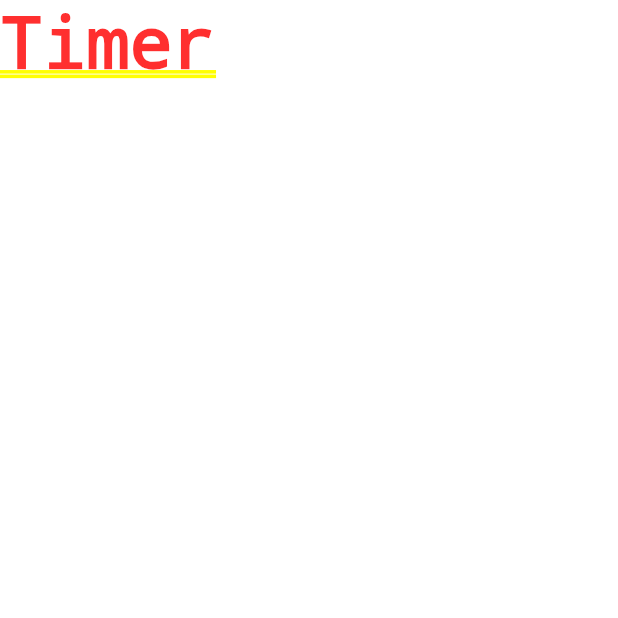
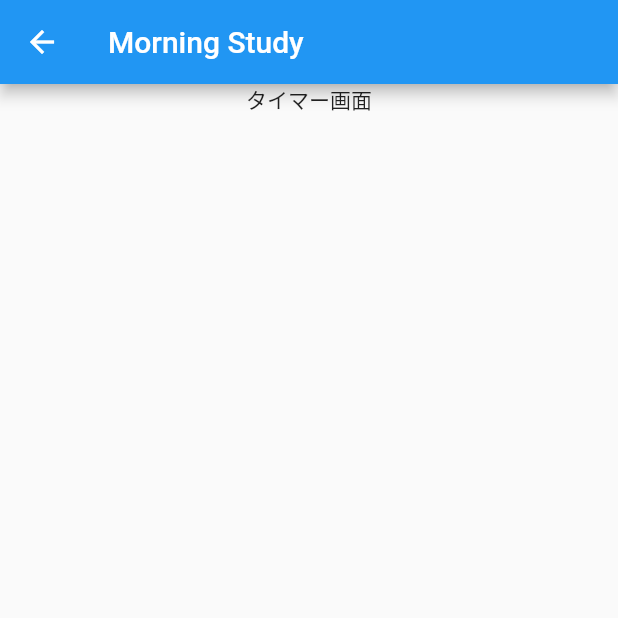
Before and after one commit to ikdBSK/team10, a Flutter app: the screen it shows after launch, after a tap on "問題画面からタイマー画面へ", on a phone screen of 412 x 824 dp, the top half of it. Run offline on Flutter 3.47's test engine with Material 2 defaults, Android fonts, the phone set to English and light mode, and no system bars.

Commit message:
Timerページの見栄えを修正しました

```diff
--- a/lib/screens/question_page.dart
+++ b/lib/screens/question_page.dart
@@ -19,7 +19,21 @@ class _QuestionPageState extends State<QuestionPage> {
         children: <Widget>[
           //現在時刻表示
           //問題
-          GestureDetector(
+          TransitionButton()
+        ],
+      ),
+    );
+  }
+}
+
+class TransitionButton extends StatelessWidget {
+  const TransitionButton({
+    Key key,
+  }) : super(key: key);
+
+  @override
+  Widget build(BuildContext context) {
+    return GestureDetector(
       onTap: (){
         Navigator.push(
           context,
@@ -35,9 +49,6 @@ class _QuestionPageState extends State<QuestionPage> {
           ),
         ),
       ),
-          )
-        ],
-      ),
     );
   }
 }
--- a/lib/screens/timer_page.dart
+++ b/lib/screens/timer_page.dart
@@ -10,10 +10,30 @@ class TimerPage extends StatefulWidget {
 class _TimerPageState extends State<TimerPage> {
   @override
   Widget build(BuildContext context) {
-    return Container(
-      child: Text(
-        'Timer',
+    return Scaffold(
+      appBar: AppBar(
+        title: Text('Morning Study'),
+      ),
+      body: Column(
+        children: <Widget>[
+          //文章(例：「勉強開始時間まで」，「学習タイム」)
+          //タイマー
+          //スタートボタン
+          Container(
+            child: Center(
+              child: Text(
+                'タイマー画面',
+              ),
+            ),
+          ),
+        ],
       ),
     );
   }
 }
+
+// Container(
+// child: Text(
+// 'Timer',
+// ),
+// )
```
Lines whose indentation alone changed are shown as unchanged.
